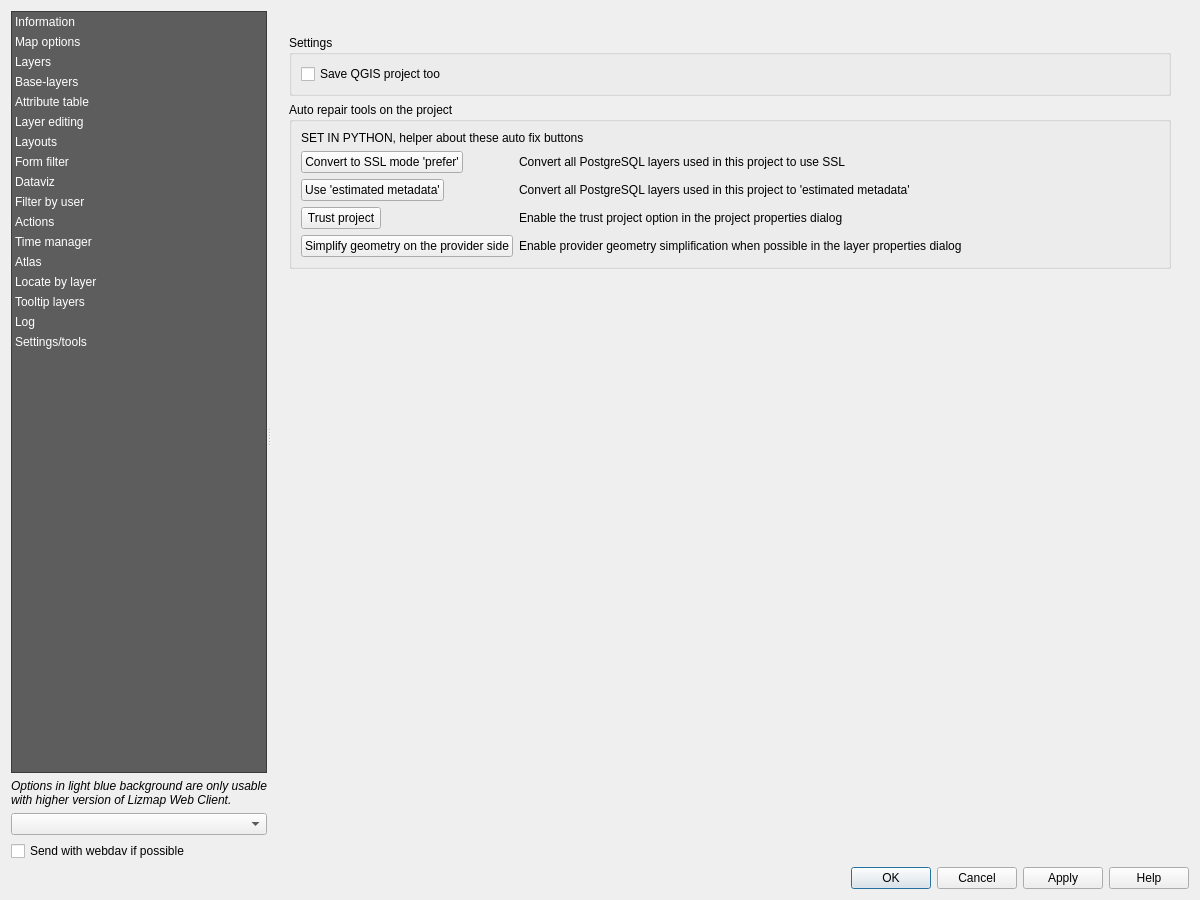
This is lizmap/resources/ui/ui_lizmap.ui in 3liz/lizmap-plugin as Qt 5 draws it before an edit. The edited form follows.
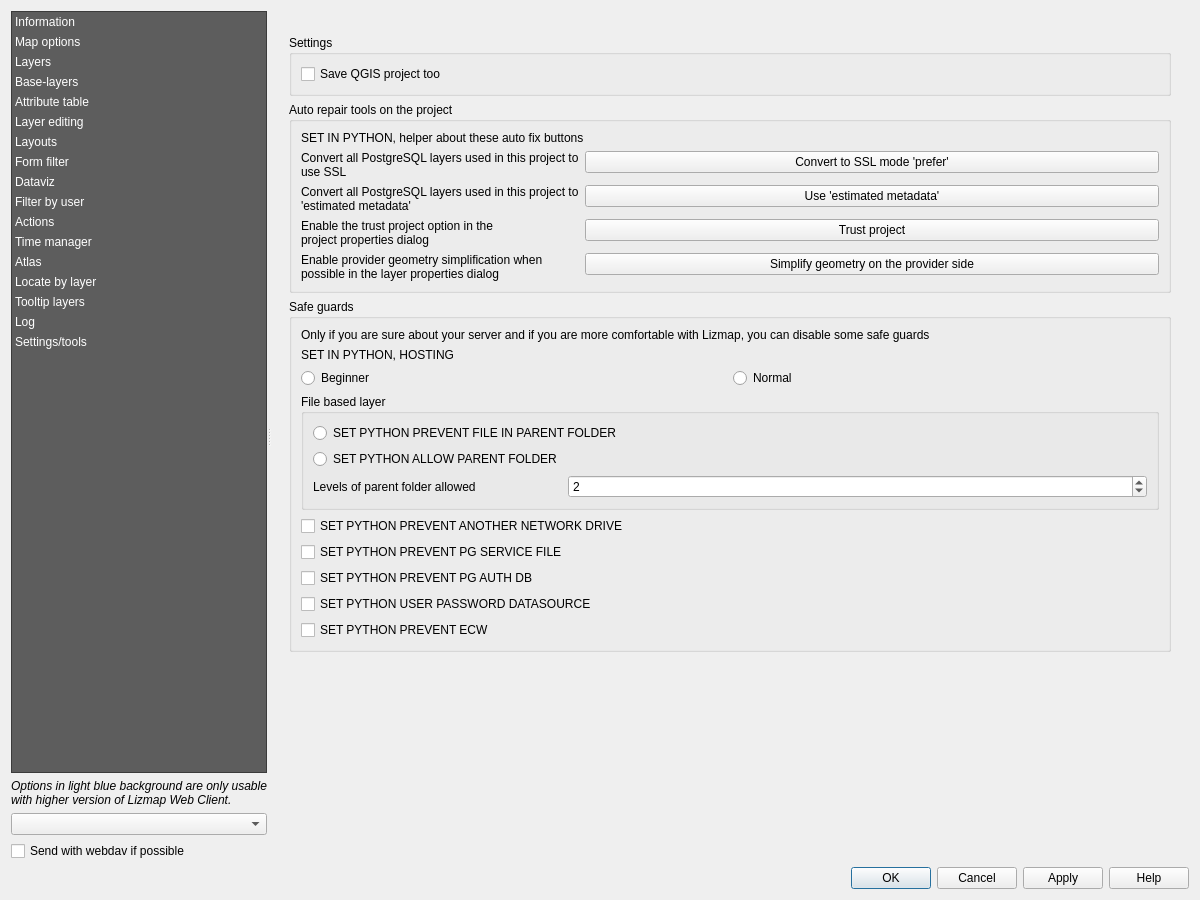
This is the edited form. The open tabs and pages were chosen to show the change. Custom widgets are drawn as their Qt base class.

Commit message: Add new options about safeguards

What changed in the file:
```diff
--- a/lizmap/resources/ui/ui_lizmap.ui
+++ b/lizmap/resources/ui/ui_lizmap.ui
@@ -4684,19 +4684,6 @@
               <item>
                <layout class="QFormLayout" name="formLayout_5">
                 <item row="0" column="0">
-                 <widget class="QPushButton" name="button_convert_ssl">
-                  <property name="sizePolicy">
-                   <sizepolicy hsizetype="Minimum" vsizetype="Fixed">
-                    <horstretch>0</horstretch>
-                    <verstretch>0</verstretch>
-                   </sizepolicy>
-                  </property>
-                  <property name="text">
-                   <string>Convert to SSL mode 'prefer'</string>
-                  </property>
-                 </widget>
-                </item>
-                <item row="0" column="1">
                  <widget class="QLabel" name="label_57">
                   <property name="text">
                    <string>Convert all PostgreSQL layers used in this project to use SSL</string>
@@ -4706,20 +4693,20 @@
                   </property>
                  </widget>
                 </item>
+                <item row="0" column="1">
+                 <widget class="QPushButton" name="button_convert_ssl">
+                  <property name="sizePolicy">
+                   <sizepolicy hsizetype="Minimum" vsizetype="Fixed">
+                    <horstretch>0</horstretch>
+                    <verstretch>0</verstretch>
+                   </sizepolicy>
+                  </property>
+                  <property name="text">
+                   <string>Convert to SSL mode 'prefer'</string>
+                  </property>
+                 </widget>
+                </item>
                 <item row="1" column="0">
-                 <widget class="QPushButton" name="button_use_estimated_md">
-                  <property name="sizePolicy">
-                   <sizepolicy hsizetype="Minimum" vsizetype="Fixed">
-                    <horstretch>0</horstretch>
-                    <verstretch>0</verstretch>
-                   </sizepolicy>
-                  </property>
-                  <property name="text">
-                   <string>Use 'estimated metadata'</string>
-                  </property>
-                 </widget>
-                </item>
-                <item row="1" column="1">
                  <widget class="QLabel" name="label_66">
                   <property name="text">
                    <string>Convert all PostgreSQL layers used in this project to 'estimated metadata'</string>
@@ -4729,14 +4716,20 @@
                   </property>
                  </widget>
                 </item>
+                <item row="1" column="1">
+                 <widget class="QPushButton" name="button_use_estimated_md">
+                  <property name="sizePolicy">
+                   <sizepolicy hsizetype="Minimum" vsizetype="Fixed">
+                    <horstretch>0</horstretch>
+                    <verstretch>0</verstretch>
+                   </sizepolicy>
+                  </property>
+                  <property name="text">
+                   <string>Use 'estimated metadata'</string>
+                  </property>
+                 </widget>
+                </item>
                 <item row="2" column="0">
-                 <widget class="QPushButton" name="button_trust_project">
-                  <property name="text">
-                   <string>Trust project</string>
-                  </property>
-                 </widget>
-                </item>
-                <item row="2" column="1">
                  <widget class="QLabel" name="label_79">
                   <property name="text">
                    <string>Enable the trust project option in the project properties dialog</string>
@@ -4746,14 +4739,14 @@
                   </property>
                  </widget>
                 </item>
+                <item row="2" column="1">
+                 <widget class="QPushButton" name="button_trust_project">
+                  <property name="text">
+                   <string>Trust project</string>
+                  </property>
+                 </widget>
+                </item>
                 <item row="3" column="0">
-                 <widget class="QPushButton" name="button_simplify_geom">
-                  <property name="text">
-                   <string>Simplify geometry on the provider side</string>
-                  </property>
-                 </widget>
-                </item>
-                <item row="3" column="1">
                  <widget class="QLabel" name="label_82">
                   <property name="text">
                    <string>Enable provider geometry simplification when possible in the layer properties dialog</string>
@@ -4763,11 +4756,156 @@
                   </property>
                  </widget>
                 </item>
+                <item row="3" column="1">
+                 <widget class="QPushButton" name="button_simplify_geom">
+                  <property name="text">
+                   <string>Simplify geometry on the provider side</string>
+                  </property>
+                 </widget>
+                </item>
                </layout>
               </item>
              </layout>
             </widget>
            </item>
+           <item>
+            <widget class="QGroupBox" name="groupBox_13">
+             <property name="title">
+              <string>Safe guards</string>
+             </property>
+             <layout class="QVBoxLayout" name="verticalLayout_67">
+              <item>
+               <widget class="QLabel" name="label_83">
+                <property name="text">
+                 <string>Only if you are sure about your server and if you are more comfortable with Lizmap, you can disable some safe guards</string>
+                </property>
+                <property name="wordWrap">
+                 <bool>true</bool>
+                </property>
+               </widget>
+              </item>
+              <item>
+               <widget class="QLabel" name="label_safe_lizmap_cloud">
+                <property name="text">
+                 <string notr="true">SET IN PYTHON, HOSTING</string>
+                </property>
+                <property name="wordWrap">
+                 <bool>true</bool>
+                </property>
+               </widget>
+              </item>
+              <item>
+               <layout class="QHBoxLayout" name="horizontalLayout_50">
+                <item>
+                 <widget class="QRadioButton" name="radio_beginner">
+                  <property name="text">
+                   <string>Beginner</string>
+                  </property>
+                 </widget>
+                </item>
+                <item>
+                 <widget class="QRadioButton" name="radio_normal">
+                  <property name="text">
+                   <string>Normal</string>
+                  </property>
+                 </widget>
+                </item>
+               </layout>
+              </item>
+              <item>
+               <widget class="QGroupBox" name="group_file_layer">
+                <property name="title">
+                 <string>File based layer</string>
+                </property>
+                <layout class="QVBoxLayout" name="verticalLayout_68">
+                 <item>
+                  <widget class="QRadioButton" name="radio_force_local_folder">
+                   <property name="text">
+                    <string notr="true">SET PYTHON PREVENT FILE IN PARENT FOLDER</string>
+                   </property>
+                  </widget>
+                 </item>
+                 <item>
+                  <layout class="QFormLayout" name="formLayout_4">
+                   <item row="1" column="0">
+                    <widget class="QLabel" name="label_parent_folder">
+                     <property name="text">
+                      <string>Levels of parent folder allowed</string>
+                     </property>
+                    </widget>
+                   </item>
+                   <item row="1" column="1">
+                    <widget class="QSpinBox" name="safe_number_parent">
+                     <property name="minimum">
+                      <number>1</number>
+                     </property>
+                     <property name="value">
+                      <number>2</number>
+                     </property>
+                    </widget>
+                   </item>
+                   <item row="0" column="0">
+                    <widget class="QRadioButton" name="radio_allow_parent_folder">
+                     <property name="text">
+                      <string notr="true">SET PYTHON ALLOW PARENT FOLDER</string>
+                     </property>
+                    </widget>
+                   </item>
+                  </layout>
+                 </item>
+                </layout>
+               </widget>
+              </item>
+              <item>
+               <widget class="QCheckBox" name="safe_network_drive">
+                <property name="text">
+                 <string notr="true">SET PYTHON PREVENT ANOTHER NETWORK DRIVE</string>
+                </property>
+                <property name="checked">
+                 <bool>false</bool>
+                </property>
+               </widget>
+              </item>
+              <item>
+               <widget class="QCheckBox" name="safe_pg_service">
+                <property name="text">
+                 <string notr="true">SET PYTHON PREVENT PG SERVICE FILE</string>
+                </property>
+                <property name="checked">
+                 <bool>false</bool>
+                </property>
+               </widget>
+              </item>
+              <item>
+               <widget class="QCheckBox" name="safe_pg_auth_db">
+                <property name="text">
+                 <string notr="true">SET PYTHON PREVENT PG AUTH DB</string>
+                </property>
+                <property name="checked">
+                 <bool>false</bool>
+                </property>
+               </widget>
+              </item>
+              <item>
+               <widget class="QCheckBox" name="safe_pg_user_password">
+                <property name="text">
+                 <string notr="true">SET PYTHON USER PASSWORD DATASOURCE</string>
+                </property>
+                <property name="checked">
+                 <bool>false</bool>
+                </property>
+               </widget>
+              </item>
+              <item>
+               <widget class="QCheckBox" name="safe_ecw">
+                <property name="text">
+                 <string notr="true">SET PYTHON PREVENT ECW</string>
+                </property>
+               </widget>
+              </item>
+             </layout>
+            </widget>
+           </item>
            <item>
             <spacer name="verticalSpacer_4">
              <property name="orientation">
@@ -4839,6 +4977,11 @@
    <header>lizmap.widgets.warning_widget</header>
    <container>1</container>
   </customwidget>
+  <customwidget>
+   <class>TableCheck</class>
+   <extends>QTableWidget</extends>
+   <header location="global">lizmap.models.check_project</header>
+  </customwidget>
  </customwidgets>
  <tabstops>
   <tabstop>mOptionsListWidget</tabstop>
```
Left out of the diff: 84 changed lines with no effect on the pictures. The commit also changes 12 other files.
